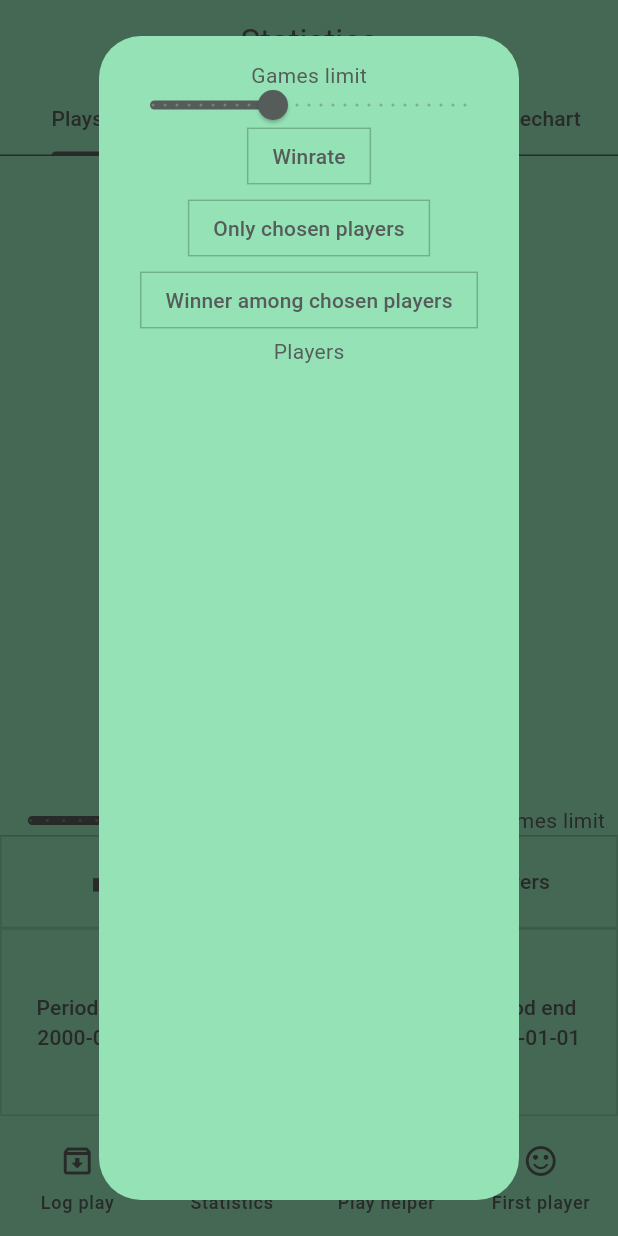
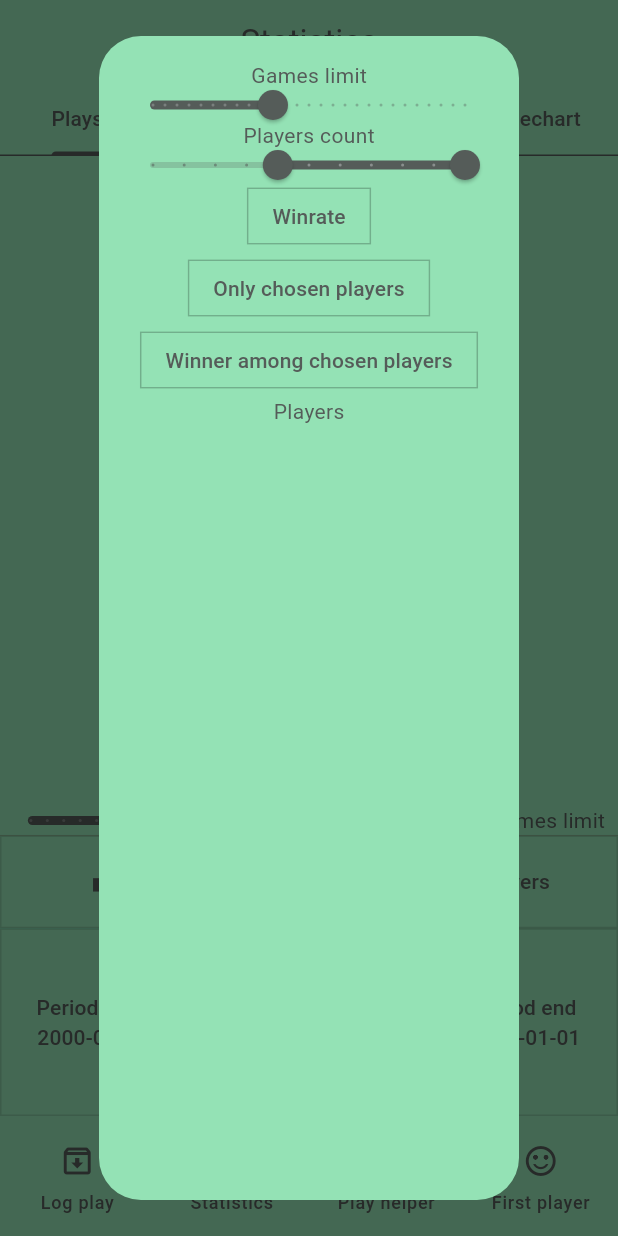
Before and after one commit to Dradass/bggSparrow-flutter, a Flutter app: the screen it shows after launch, item 2 of the bottom bar chosen, after a tap on "Select players", on a phone screen of 412 x 824 dp. Run offline on Flutter 3.47's test engine with Material 3 defaults, Android fonts, the phone set to English and light mode, and no system bars; our stand-ins replace camera, sqflite, stream_transform, syncfusion_flutter_charts; missing offline and left inert: camera_platform_interface, dart:ffi, flutter_pixelmatching; accounts and stored records are empty; network calls fail; statements that could not run were skipped.

Commit message:
Excluded players in stats + players count

```diff
--- a/lib/db/players_sql.dart
+++ b/lib/db/players_sql.dart
@@ -91,6 +91,7 @@ class PlayersSQL {
         'id': player.id,
         'isChecked': false,
         'win': false,
+        'excluded': false,
         'username': player.username,
         'userid': player.userid
       });
--- a/lib/pages/statistics.dart
+++ b/lib/pages/statistics.dart
@@ -32,6 +32,7 @@ class _StatisticsState extends State<Statistics> {
   bool winRate = false;
   bool onlyChosenPlayers = false;
   bool winnerAmongChosenPlayers = false;
+  RangeValues maxRangeValues = const RangeValues(4, 10);
   List<Map> players = [];
 
   @override
@@ -277,129 +278,6 @@ class _StatisticsState extends State<Statistics> {
                   child: Row(
                       mainAxisAlignment: MainAxisAlignment.spaceEvenly,
                       children: [
-                        // Container(
-                        //     color: Colors.brown,
-                        //     width: MediaQuery.of(context).size.width * 0.3,
-                        //     height: double.maxFinite,
-                        //     child: ElevatedButton.icon(
-                        //         onPressed: () {
-                        //           showModalBottomSheet<void>(
-                        //               enableDrag: false,
-                        //               context: context,
-                        //               builder: (BuildContext context) {
-                        //                 return StatefulBuilder(
-                        //                   builder: (context, setState) {
-                        //                     return Container(
-                        //                       height: MediaQuery.of(context)
-                        //                               .size
-                        //                               .height *
-                        //                           0.5,
-                        //                       //color: Colors.amber,
-                        //                       child: Center(
-                        //                         child: Column(
-                        //                           mainAxisAlignment:
-                        //                               MainAxisAlignment
-                        //                                   .spaceAround,
-                        //                           children: <Widget>[
-                        //                             Container(
-                        //                               child: Row(
-                        //                                   mainAxisAlignment:
-                        //                                       MainAxisAlignment
-                        //                                           .spaceBetween,
-                        //                                   children: [
-                        //                                     ChoiceChip(
-                        //                                       label: const Text(
-                        //                                           "Winrate"),
-                        //                                       selected: winRate,
-                        //                                       onSelected:
-                        //                                           (bool value) {
-                        //                                         setState(() {
-                        //                                           winRate =
-                        //                                               value;
-                        //                                         });
-                        //                                       },
-                        //                                       shape:
-                        //                                           RoundedRectangleBorder(
-                        //                                         side: BorderSide(
-                        //                                             color: Colors
-                        //                                                 .black12),
-                        //                                         borderRadius:
-                        //                                             BorderRadius
-                        //                                                 .zero,
-                        //                                       ),
-                        //                                     ),
-                        //                                     ChoiceChip(
-                        //                                       label: const Text(
-                        //                                           "Only chosen players"),
-                        //                                       selected:
-                        //                                           onlyChosenPlayers,
-                        //                                       onSelected:
-                        //                                           (bool value) {
-                        //                                         setState(() {
-                        //                                           onlyChosenPlayers =
-                        //                                               value;
-                        //                                         });
-                        //                                       },
-                        //                                       shape:
-                        //                                           RoundedRectangleBorder(
-                        //                                         side: BorderSide(
-                        //                                             color: Colors
-                        //                                                 .black12),
-                        //                                         borderRadius:
-                        //                                             BorderRadius
-                        //                                                 .zero,
-                        //                                       ),
-                        //                                     ),
-                        //                                   ]),
-                        //                             ),
-                        //                             Container(
-                        //                                 child: Column(
-                        //                               mainAxisAlignment:
-                        //                                   MainAxisAlignment
-                        //                                       .spaceBetween,
-                        //                               children: [
-                        //                                 SizedBox(
-                        //                                     child: Slider(
-                        //                                   value:
-                        //                                       firstGamesCount,
-                        //                                   min: 0,
-                        //                                   max: 25,
-                        //                                   divisions: 26,
-                        //                                   label: firstGamesCount
-                        //                                       .round()
-                        //                                       .toString(),
-                        //                                   onChanged:
-                        //                                       (double value) {
-                        //                                     setState(() {
-                        //                                       firstGamesCount =
-                        //                                           value;
-                        //                                     });
-                        //                                   },
-                        //                                 )),
-                        //                                 const Text(
-                        //                                   "Games limit",
-                        //                                   overflow: TextOverflow
-                        //                                       .ellipsis,
-                        //                                 ),
-                        //                               ],
-                        //                             )),
-                        //                             ElevatedButton(
-                        //                               child: const Text(
-                        //                                   'Close BottomSheet'),
-                        //                               onPressed: () =>
-                        //                                   Navigator.pop(
-                        //                                       context),
-                        //                             ),
-                        //                           ],
-                        //                         ),
-                        //                       ),
-                        //                     );
-                        //                   },
-                        //                 );
-                        //               });
-                        //         },
-                        //         label: const Text("More filters"),
-                        //         icon: const Icon(Icons.filter_alt))),
                         Container(
                             color: Colors.brown,
                             width: MediaQuery.of(context).size.width * 0.5,
@@ -414,12 +292,30 @@ class _StatisticsState extends State<Statistics> {
                                 var chosenPlayers = players
                                     .where((element) => element['isChecked']);
 
+                                var excludedPlayers = players
+                                    .where((element) => element['excluded']);
+
                                 // Get plays with chosen players
                                 if (chosenPlayers.isEmpty) {
                                   plays = allPlays;
                                 } else {
                                   for (var allPlay in allPlays) {
                                     if (allPlay.players == null) continue;
+
+                                    // Exclude players
+                                    var haveExcludedPlayer = false;
+                                    for (var excludedPlayer
+                                        in excludedPlayers) {
+                                      if (allPlay.players!
+                                          .split(";")
+                                          .join("|")
+                                          .contains(excludedPlayer['name'])) {
+                                        haveExcludedPlayer = true;
+                                        break;
+                                      }
+                                    }
+                                    if (haveExcludedPlayer) continue;
+
                                     var chosenMatches = 0;
                                     var winnerAmongThisPlay = false;
                                     for (var chosenPlayer in chosenPlayers) {
@@ -433,8 +329,6 @@ class _StatisticsState extends State<Statistics> {
 
                                     // Check winner among chosen players
                                     for (var chosenPlayer in chosenPlayers) {
-                                      print('Play = ${allPlay.id}');
-                                      print(allPlay.winners!.split(";"));
                                       if (allPlay.winners!
                                           .split(";")
                                           .contains(chosenPlayer['name'])) {
@@ -464,6 +358,14 @@ class _StatisticsState extends State<Statistics> {
                                     }
                                   }
                                 }
+
+                                plays = plays
+                                    .where((e) =>
+                                        e.players!.split(';').length <=
+                                            maxRangeValues.end &&
+                                        e.players!.split(';').length >=
+                                            maxRangeValues.start)
+                                    .toList();
 
                                 // Get all plays and plays count for each game
                                 gamePlays.clear();
@@ -592,6 +494,30 @@ class _StatisticsState extends State<Statistics> {
                                                   });
                                                 },
                                               )),
+                                              const Text(
+                                                "Players count",
+                                                overflow: TextOverflow.ellipsis,
+                                              ),
+                                              SizedBox(
+                                                child: RangeSlider(
+                                                  values: maxRangeValues,
+                                                  max: 10,
+                                                  divisions: 10,
+                                                  labels: RangeLabels(
+                                                      maxRangeValues.start
+                                                          .round()
+                                                          .toString(),
+                                                      maxRangeValues.end
+                                                          .round()
+                                                          .toString()),
+                                                  onChanged:
+                                                      (RangeValues values) {
+                                                    setState(() {
+                                                      maxRangeValues = values;
+                                                    });
+                                                  },
+                                                ),
+                                              ),
                                             ],
                                           )),
                                           Column(
@@ -663,12 +589,15 @@ class _StatisticsState extends State<Statistics> {
                                                           .spaceEvenly,
                                                   children: [
                                                     ChoiceChip(
-                                                      label: const Text("Win?"),
-                                                      selected: player['win'],
+                                                      label: const Text(
+                                                          "exclude?"),
+                                                      selected:
+                                                          player['excluded'],
                                                       onSelected:
                                                           (bool? value) {
                                                         setState(() {
-                                                          player['win'] = value;
+                                                          player['excluded'] =
+                                                              value;
                                                         });
                                                       },
                                                       shape:
```
